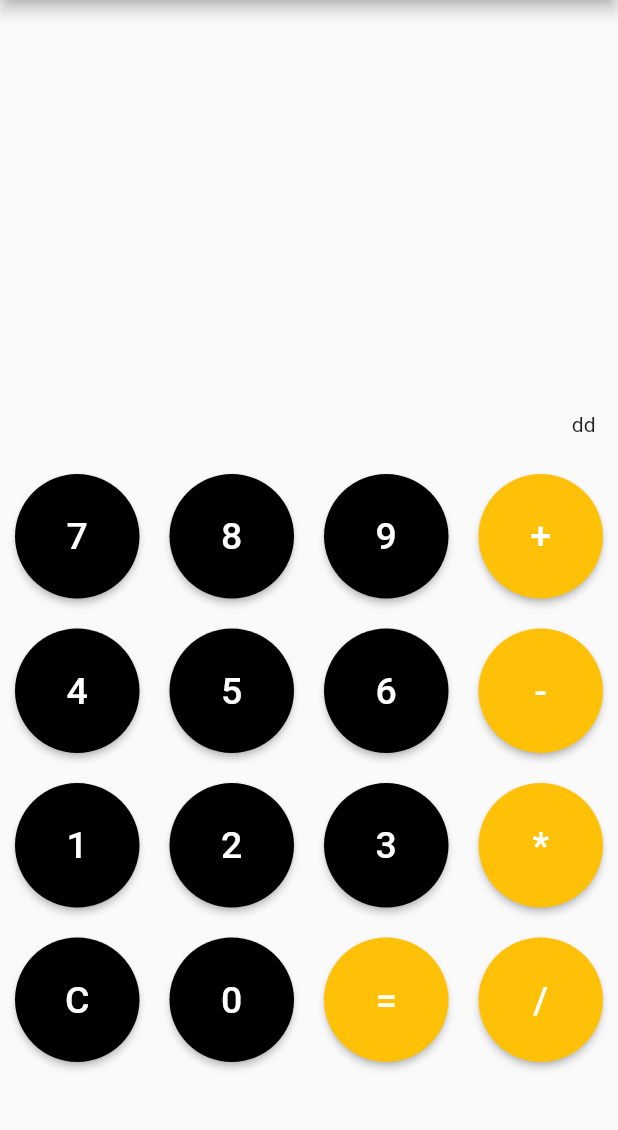
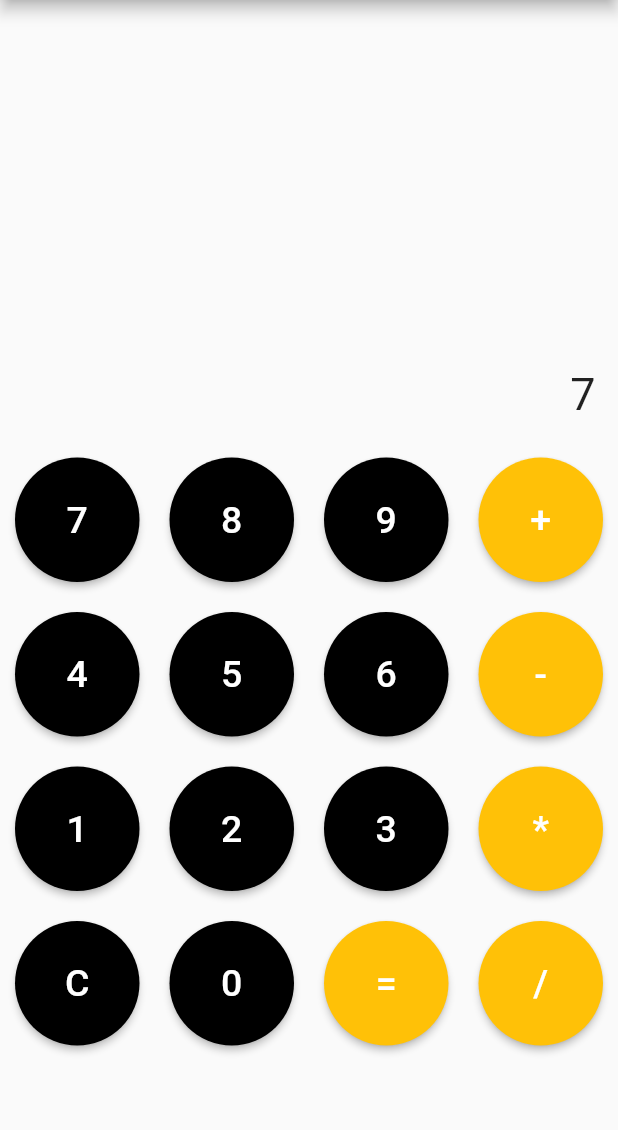
Before and after one commit to TalelMejri/Calculatrice_flutter, a Flutter app: the screen it shows after launch, after a tap on an icon or button, on a phone screen of 412 x 824 dp, the part 84-1214 px from its top. Run offline on Flutter 3.47's test engine with Material 2 defaults, Android fonts, the phone set to English and light mode, and no system bars.

Commit message:
add number in calc

```diff
--- a/lib/CalculatrciePart.dart
+++ b/lib/CalculatrciePart.dart
@@ -16,17 +16,76 @@ class _CalcPart extends State<CalcPart> {
     return false;
   }
 
-  final _prop=prop;
+  String res="";
+  String opp="";
+  int numb1=0;
+  int numb2=0;
+  String txt="";
+
+  void initAll(){
+
+  }
+
+  String add(){
+    return "";
+  }
+   String sub(){
+    return "";
+  }
+   String multip(){
+    return "";
+  }
+   String Division(){
+    return "";
+  }
+
+  void CalculRes(String val){
+    if(val=="C"){
+         res="0";
+         opp="";
+         numb1=0;
+         numb2=0;
+    }else if(val=="+" || val=="-" || val=="*" || val=="/"){
+      opp=val;
+      res=val;
+    }else if(val=="="){
+      res=(numb1+numb2).toString();
+    }else{
+        res=res+val;
+    }
+    setState(() {
+        txt=res;
+    });
+  }
+
+
   @override
   Widget build(BuildContext context) {
-    return GridView.builder(
-      gridDelegate: const SliverGridDelegateWithFixedCrossAxisCount(crossAxisCount: 4),
-      itemCount: prop.length,
-       itemBuilder: (context, index) {
-          return Padding(padding: const EdgeInsets.all(10),child:ElevatedButton(onPressed: (){},
-            style: ElevatedButton.styleFrom(shape: const CircleBorder(),backgroundColor: isNotNumber(prop[index])  ? Colors.amber : Colors.black , padding: const EdgeInsets.all(20)),
-            child: Text(prop[index],style: const TextStyle(fontSize: 25,color: Colors.white)),
-         ));
-       },);
+    return  Container(
+          margin: const EdgeInsets.only(top: 230),
+          child:   Column(
+               mainAxisAlignment: MainAxisAlignment.end,
+               children: [
+                 Padding(padding: EdgeInsets.all(15),
+                    child: Row(
+                  mainAxisAlignment: MainAxisAlignment.end,
+                  children:<Widget> [ Text(txt,style: TextStyle(fontSize: 30),),],
+                ),
+                 ),
+                Expanded(child: GridView.builder(
+                    gridDelegate: const SliverGridDelegateWithFixedCrossAxisCount(crossAxisCount: 4),
+                    itemCount: prop.length,
+                     itemBuilder: (context, index) {
+                        return Padding(padding: const EdgeInsets.all(10),child:ElevatedButton(onPressed: (){CalculRes(prop[index]);},
+                                style: ElevatedButton.styleFrom(shape: const CircleBorder(),backgroundColor: isNotNumber(prop[index])  ? Colors.amber : Colors.black , padding: const EdgeInsets.all(20)),
+                                child: Text(prop[index],style: const TextStyle(fontSize: 25,color: Colors.white)),
+
+                            ),
+                            );
+                        },),
+                        )
+               ],
+            ),
+         ); ;
   }
 }
--- a/lib/main.dart
+++ b/lib/main.dart
@@ -63,23 +63,7 @@ class _CalculScreen extends State<CalculScreen> {
            , icon: const Icon(Icons.info))
          ],
          ),
-         body:
-         Container(
-          margin: const EdgeInsets.only(top: 260),
-          child:  const Column(
-               mainAxisAlignment: MainAxisAlignment.end,
-               children: [
-                Padding(padding: EdgeInsets.all(15),
-                    child: Row(
-                  mainAxisAlignment: MainAxisAlignment.end,
-                  children:<Widget> [ Text("dd"),],
-                ),
-                 ),
-                Expanded(child: CalcPart()),
-               ],
-            ),
-         )
-
+         body: const CalcPart()
          );
        }
 }
```
